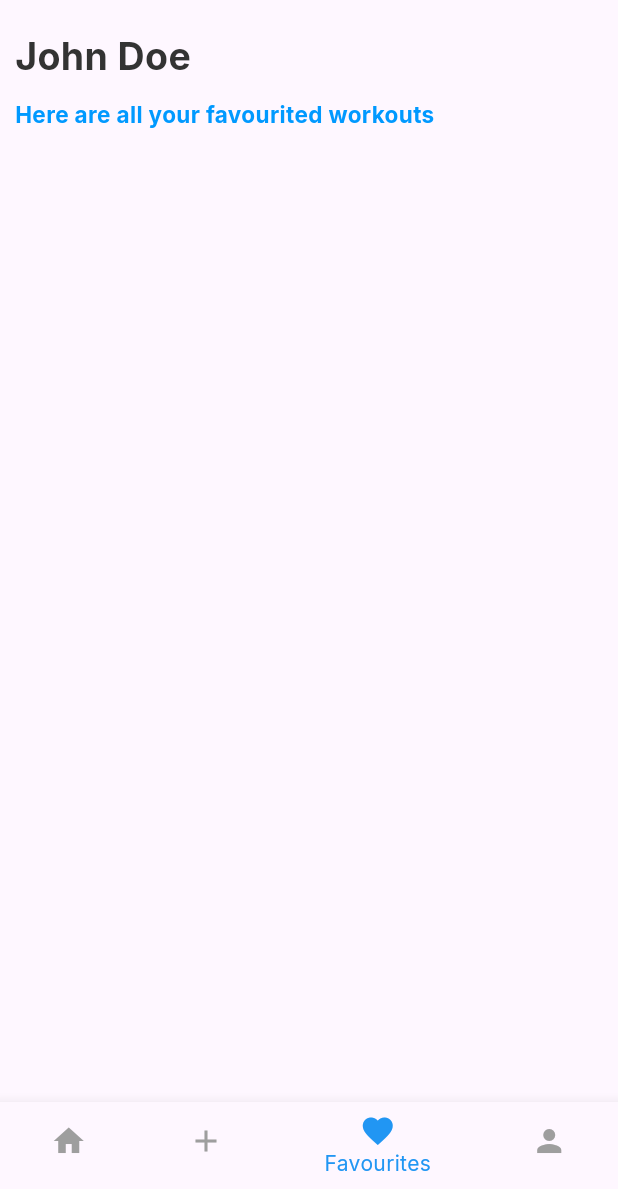
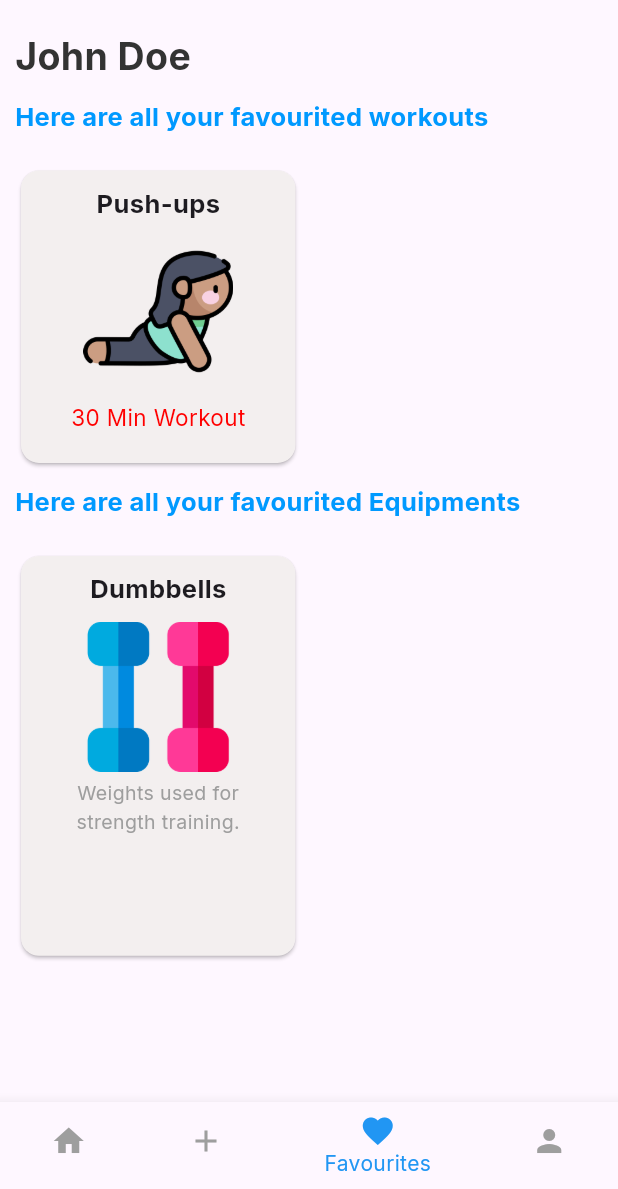
Before and after one commit to IKDewaraja/FlutterGuide, a Flutter app: the screen it shows after launch, item 3 of the bottom bar chosen, on a phone screen of 412 x 824 dp, the part 47-1236 px from its top. Run offline on Flutter 3.47's test engine with Material 3 defaults, Android fonts, the phone set to English and light mode, and no system bars; our stand-ins replace firebase_core, google_fonts; accounts and stored records are empty.

Commit message:
add fav to fav page

```diff
--- a/workout_planner/lib/data/user_data.dart
+++ b/workout_planner/lib/data/user_data.dart
@@ -56,8 +56,8 @@ User user = User(
 
   favExerciseList: [
     Exercise(
-      exerciseName: "Plank",
-      exerciseImageUrl: "assets/images/equipments/dumbbell.png",
+      exerciseName: "Push-ups",
+      exerciseImageUrl: "assets/images/exercises/cobra.png",
       noOfMinutes: 30,
       id: 2,
       completed: false,
--- a/workout_planner/lib/pages/add_new_page.dart
+++ b/workout_planner/lib/pages/add_new_page.dart
@@ -139,6 +139,7 @@ class _AddNewPageState extends State<AddNewPage> {
                   itemCount: equipmentList.length,
                      itemBuilder: (context, index) {
                       Equipment equipment = equipmentList[index];
+
                   return AddEquipmentCard(
                       equipmentName: equipment.equipmentName,
                       equipmentDescription: equipment.equipmentDescription,
--- a/workout_planner/lib/pages/favourite_page.dart
+++ b/workout_planner/lib/pages/favourite_page.dart
@@ -3,7 +3,8 @@ import 'package:intl/intl.dart';
 import 'package:workout_planner/constants/colors.dart';
 import 'package:workout_planner/constants/responsive.dart';
 import 'package:workout_planner/data/user_data.dart';
-
+import 'package:workout_planner/models/equipment_model.dart';
+import 'package:workout_planner/models/exercise_model.dart';
 
 class FavouritesPage extends StatefulWidget {
   const FavouritesPage({super.key});
@@ -24,7 +25,6 @@ class _FavouritesPageState extends State<FavouritesPage> {
     String formattedDate = formatter.format(DateTime.now());
     String formattedDay = dayFormat.format(DateTime.now());
     return Scaffold(
-
       body: SafeArea(
         child: SingleChildScrollView(
           child: Padding(
@@ -41,9 +41,7 @@ class _FavouritesPageState extends State<FavouritesPage> {
                   ),
                 ),
 
-                  SizedBox(
-                    height: 20,
-                  ),
+                SizedBox(height: 20),
 
                 Text(
                   userData.fullName,
@@ -53,29 +51,134 @@ class _FavouritesPageState extends State<FavouritesPage> {
                     color: kMainBlackColor,
                   ),
                 ),
-                  SizedBox(
-                    height: 10,
-                  ),
+                SizedBox(height: 10),
 
                 Text(
                   "Here are all your favourited workouts",
                   style: TextStyle(
-                      fontSize: 15,
+                    fontSize: 17,
                     fontWeight: FontWeight.w700,
                     color: kMainColor,
                   ),
                 ),
 
-                   SizedBox(
-                    height: 20,
+                SizedBox(height: 20),
+
+                //exercise grid view
+                GridView.builder(
+                  shrinkWrap: true,
+                  physics: NeverScrollableScrollPhysics(),
+                  gridDelegate: SliverGridDelegateWithFixedCrossAxisCount(
+                    crossAxisCount: 2,
+                    crossAxisSpacing: kDefaultPadding,
+                    mainAxisSpacing: kDefaultPadding,
+                    childAspectRatio: 16/17,
+                  ),
+                  itemCount:userData.favExerciseList.length,
+                  itemBuilder: (context, index) {
+                    Exercise favExercise = userData.favExerciseList[index];
+                    return Card(
+                      color: kCardBgColor,
+                      child: Padding(
+                        padding: const EdgeInsets.all(kDefaultPadding),
+                        child: Column(children: [
+                          Text(favExercise.exerciseName,
+                          style: TextStyle(fontSize: 17,
+                        fontWeight: FontWeight.bold),
                           ),
 
-                  //exercise grid view
+                          SizedBox(height: 10),
 
 
+                          Image.asset(
+                            favExercise.exerciseImageUrl,
+                            fit: BoxFit.cover,
+                            width: 100,
+                          ),
+                          SizedBox(height: 10),
+
+                          Text("${favExercise.noOfMinutes.toString()} Min Workout",
+                          style: TextStyle(fontSize: 15,
+                        fontWeight: FontWeight.normal,
+                        color: kMainPinkColor),
+                          ),
+                          ]
+
+                          ),
+                      ),
+                    );
+                  },
+                ),
+
+
+
+     //favourite equipments
+
+                 SizedBox(height: 10),
+
+                Text(
+                  "Here are all your favourited Equipments",
+                  style: TextStyle(
+                    fontSize: 17,
+                    fontWeight: FontWeight.w700,
+                    color: kMainColor,
+                  ),
+                ),
+
+                SizedBox(height: 20),
+
+                //exercise grid view
+                GridView.builder(
+                  shrinkWrap: true,
+                  physics: NeverScrollableScrollPhysics(),
+                  gridDelegate: SliverGridDelegateWithFixedCrossAxisCount(
+                    crossAxisCount: 2,
+                    crossAxisSpacing: kDefaultPadding,
+                    mainAxisSpacing: kDefaultPadding,
+                    childAspectRatio: 16/23,
+                  ),
+                  itemCount:userData.favEquipmentList.length,
+                  itemBuilder: (context, index) {
+                    Equipment favEquipment = userData.favEquipmentList[index];
+                    return Card(
+                      color: kCardBgColor,
+                      child: Padding(
+                        padding: const EdgeInsets.all(kDefaultPadding),
+                        child: Column(children: [
+                          Text(favEquipment.equipmentName,
+                          style: TextStyle(fontSize: 17,
+                        fontWeight: FontWeight.bold),
+                          ),
+
+                          SizedBox(height: 10),
+
+
+                          Image.asset(
+                            favEquipment.equipmentImageUrl,
+                            fit: BoxFit.cover,
+                            width: 100,
+                          ),
+
+
+                          SizedBox(height: 5),
+
+                          Text("${favEquipment.equipmentDescription} ",
+                          style: TextStyle(fontSize: 13,
+                        fontWeight: FontWeight.normal,
+                        color: kSubtitleColor
+                        ),
+                        textAlign: TextAlign.center,
+                          ),
+                          ]
+
+                          ),
+                      ),
+                    );
+                  },
+                ),
               ],
             ),
-          )
+          ),
         ),
       ),
     );
--- a/workout_planner/lib/widgets/add_equipment_card.dart
+++ b/workout_planner/lib/widgets/add_equipment_card.dart
@@ -155,7 +155,9 @@ class _AddEquipmentCardState extends State<AddEquipmentCard> {
 
                         },
                         icon: Icon(
-                          widget.isAddFavEquipment ? Icons.favorite : Icons.favorite_border,
+                          widget.isAddFavEquipment
+                           ? Icons.favorite
+                           : Icons.favorite_border,
                           color: kMainPinkColor,
                           size: 30,
                         ),
```
Lines whose indentation alone changed are shown as unchanged.
